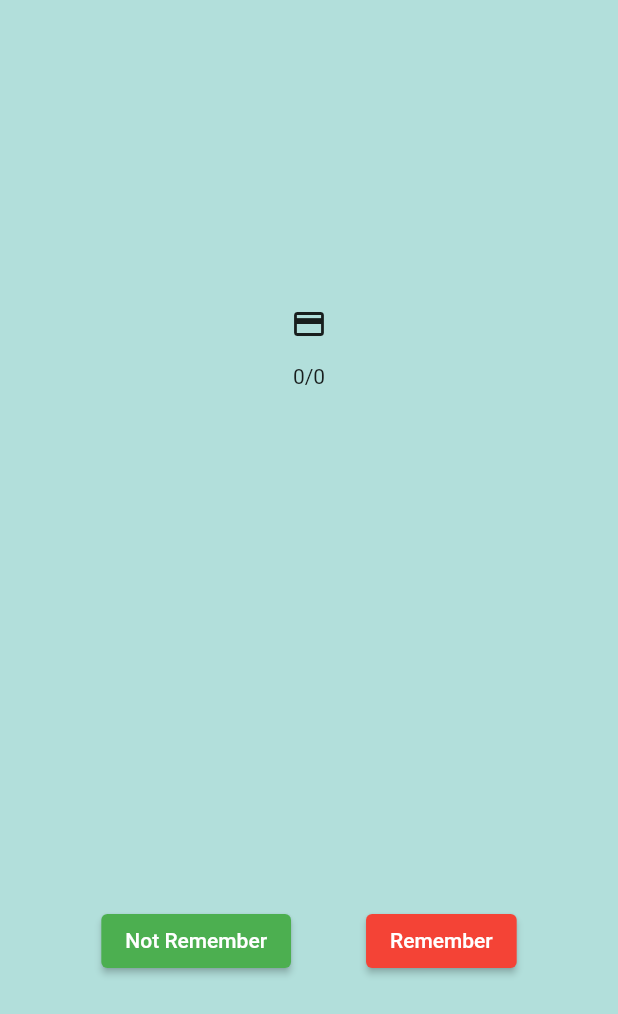
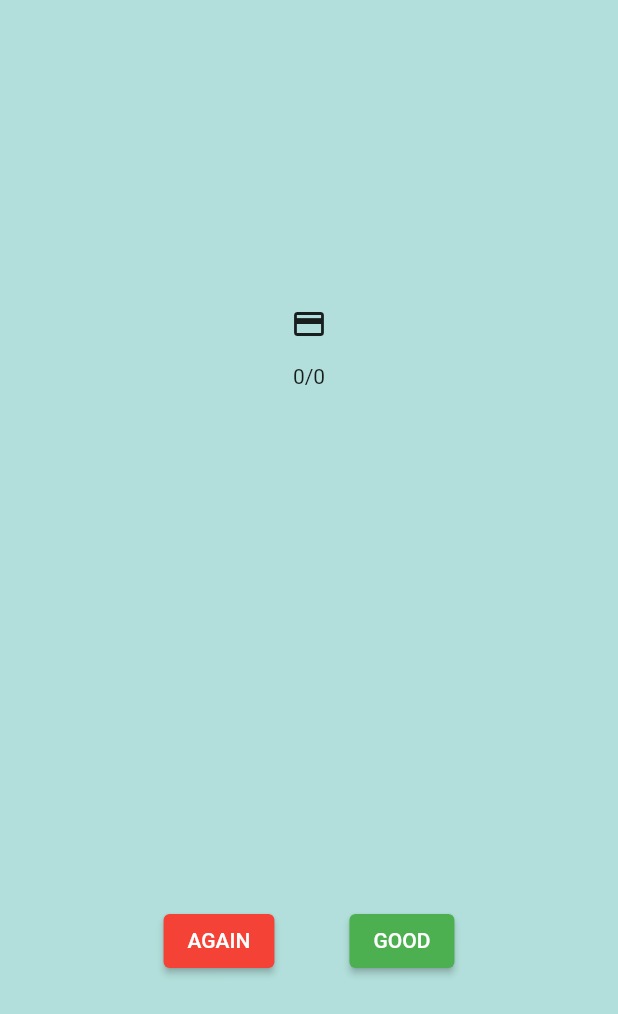
Before and after one commit to mfteloglu/MemBoost, a Flutter app: the ReviewDeckScreen screen opened directly, on a phone screen of 412 x 824 dp. Shown: the top 1014 px of the screen. Run offline on Flutter 3.47's test engine with Material 2 defaults, Android fonts, the phone set to English and light mode, and no system bars; our stand-ins replace cloud_firestore, firebase_auth, firebase_core, firebase_storage, flip_card, google_sign_in and 2 more; missing offline and left inert: flutter_downloader, sign_button; accounts and stored records are empty.

Commit message:
review button names and colors are updated

```diff
--- a/lib/View/review_deck_screen.dart
+++ b/lib/View/review_deck_screen.dart
@@ -152,10 +152,10 @@ class _ReviewDeckScreenState extends State<ReviewDeckScreen>
                       Provider.of<DecksViewModel>(context, listen: false)
                           .updateCurrentDeck(deck!);
                     },
-                    child: const Text('Not Remember'),
+                    child: const Text('AGAIN'),
                     style: ButtonStyle(
                       backgroundColor:
-                          MaterialStateProperty.all<Color>(Colors.green),
+                          MaterialStateProperty.all<Color>(Colors.red),
                     )),
                 const SizedBox(width: 50),
                 ElevatedButton(
@@ -165,10 +165,10 @@ class _ReviewDeckScreenState extends State<ReviewDeckScreen>
                       Provider.of<DecksViewModel>(context, listen: false)
                           .updateCurrentDeck(deck!);
                     },
-                    child: const Text('Remember'),
+                    child: const Text('GOOD'),
                     style: ButtonStyle(
                       backgroundColor:
-                          MaterialStateProperty.all<Color>(Colors.red),
+                          MaterialStateProperty.all<Color>(Colors.green),
                     ))
               ],
             )
```
